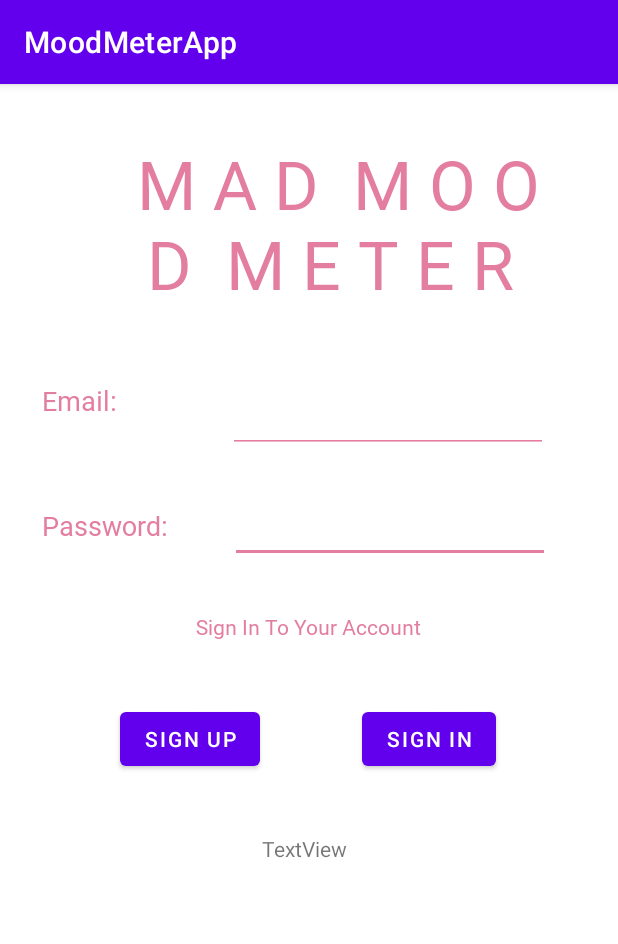
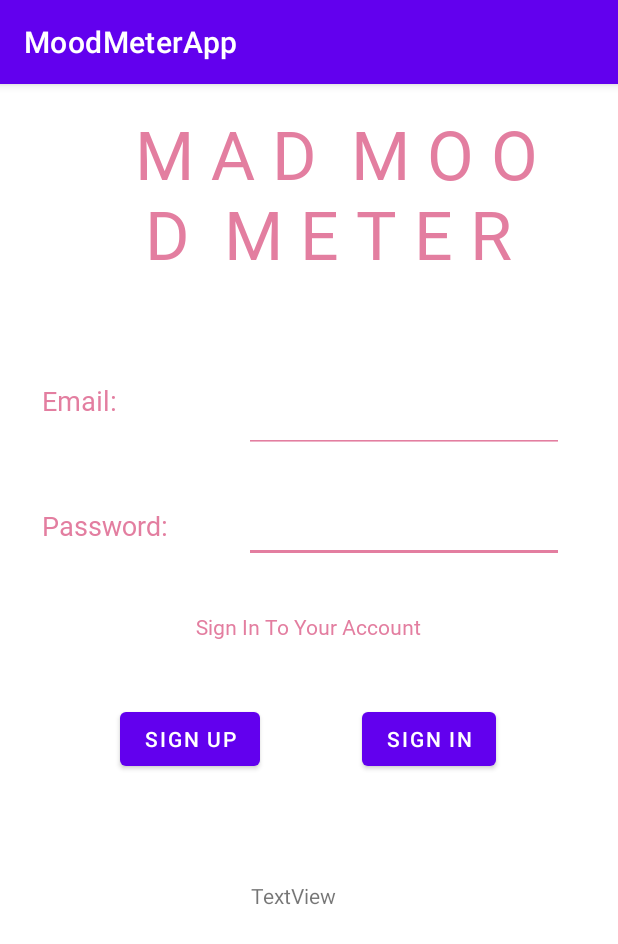
Before and after one commit to Tejureddi/MoodMeterApp, an Android app: the SplashScreen screen opened directly, with no data from a screen before it, on a phone screen of 412 x 824 dp. Shown: the top 944 px of the screen. Run offline under Robolectric (Android 15) with nearby library versions, the phone set to English and light mode, and no system bars.

Commit message:
Revert "bye"
This reverts commit 4bca6c6fe7c649a0271e4102cb67a404aa34b5a6.

```diff
--- a/app/src/main/java/com/example/moodmeterapp/MainActivity.java
+++ b/app/src/main/java/com/example/moodmeterapp/MainActivity.java
@@ -74,11 +74,11 @@ public class MainActivity extends AppCompatActivity {
         Log.i("Denna",  email + " " + password);
 
         switch (v.getId()) {
-            case R.id.signin:
+            case R.id.signInButton:
                 signIn(email, password);
                 //
                 break;
-            case R.id.signup:
+            case R.id.signUpButton:
                 //
                 signUp(email, password);
                 break;
--- a/app/src/main/java/com/example/moodmeterapp/SplashScreen.java
+++ b/app/src/main/java/com/example/moodmeterapp/SplashScreen.java
@@ -25,6 +25,5 @@ public class SplashScreen extends AppCompatActivity {
                 SplashScreen.this.finish();
             }
         }, SPLASH_DISPLAY_LENGTH);
-
     }
 }
--- a/app/src/main/res/layout/activity_main.xml
+++ b/app/src/main/res/layout/activity_main.xml
@@ -47,7 +47,7 @@
         android:textColor="@color/pink"
         app:layout_constraintBottom_toBottomOf="parent"
         app:layout_constraintEnd_toEndOf="parent"
-        app:layout_constraintHorizontal_bias="0.771"
+        app:layout_constraintHorizontal_bias="0.82"
         app:layout_constraintStart_toStartOf="parent"
         app:layout_constraintTop_toTopOf="parent"
         app:layout_constraintVertical_bias="0.377"
@@ -64,7 +64,7 @@
         android:textColor="@color/pink"
         app:layout_constraintBottom_toBottomOf="parent"
         app:layout_constraintEnd_toEndOf="parent"
-        app:layout_constraintHorizontal_bias="0.766"
+        app:layout_constraintHorizontal_bias="0.82"
         app:layout_constraintStart_toStartOf="parent"
         app:layout_constraintTop_toTopOf="parent"
         app:layout_constraintVertical_bias="0.275"
@@ -90,20 +90,19 @@
         android:id="@+id/textView"
         android:layout_width="313dp"
         android:layout_height="120dp"
-        android:layout_marginTop="36dp"
+        android:layout_marginTop="16dp"
         android:fontFamily="@font/modak"
         android:text=" M A D  M O O D  M E T E R"
         android:textAlignment="center"
         android:textColor="@color/pink"
         android:textSize="45sp"
         app:layout_constraintEnd_toEndOf="parent"
-        app:layout_constraintHorizontal_bias="0.642"
+        app:layout_constraintHorizontal_bias="0.627"
         app:layout_constraintStart_toStartOf="parent"
         app:layout_constraintTop_toTopOf="parent" />
 
     <Button
-        android:id="@+id/signup"
-        android:onClick="handleAuthChange"
+        android:id="@+id/signUpButton"
         android:layout_width="wrap_content"
         android:layout_height="wrap_content"
         android:text="Sign Up"
@@ -117,8 +116,7 @@
         app:layout_constraintVertical_bias="0.573" />
 
     <Button
-        android:id="@+id/signin"
-        android:onClick="handleAuthChange"
+        android:id="@+id/signInButton"
         android:layout_width="wrap_content"
         android:layout_height="wrap_content"
         android:text="Sign In"
@@ -134,14 +132,13 @@
         android:id="@+id/authText"
         android:layout_width="wrap_content"
         android:layout_height="wrap_content"
-        android:layout_marginTop="464dp"
         android:text="TextView"
         app:layout_constraintBottom_toBottomOf="parent"
         app:layout_constraintEnd_toEndOf="parent"
-        app:layout_constraintHorizontal_bias="0.492"
+        app:layout_constraintHorizontal_bias="0.47"
         app:layout_constraintStart_toStartOf="parent"
-        app:layout_constraintTop_toTopOf="@+id/textView"
-        app:layout_constraintVertical_bias="0.0" />
+        app:layout_constraintTop_toTopOf="parent"
+        app:layout_constraintVertical_bias="0.71" />
 
 
 </androidx.constraintlayout.widget.ConstraintLayout>
```
